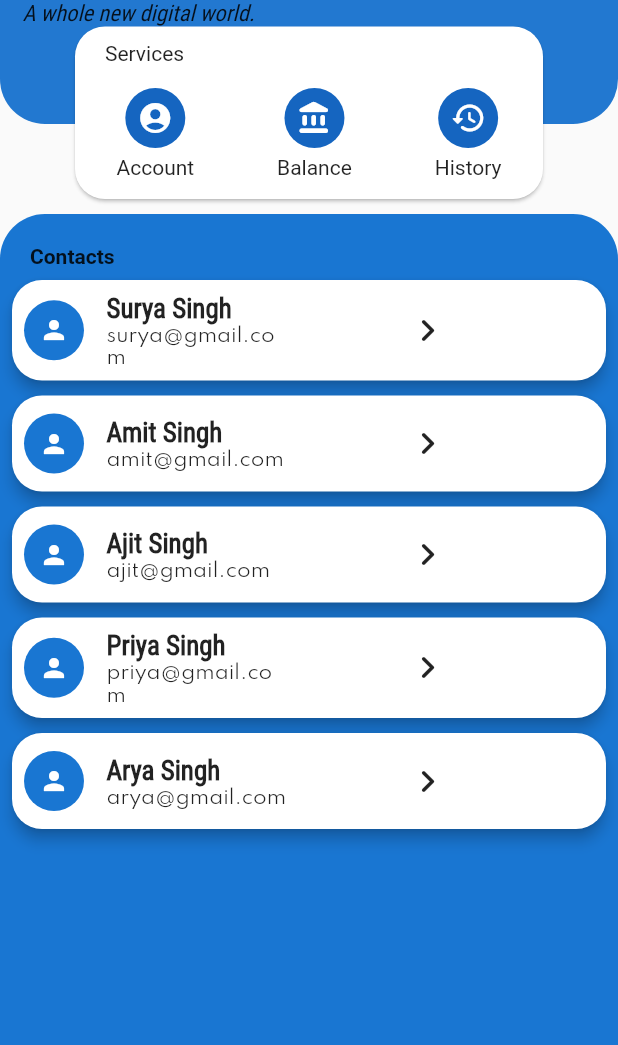
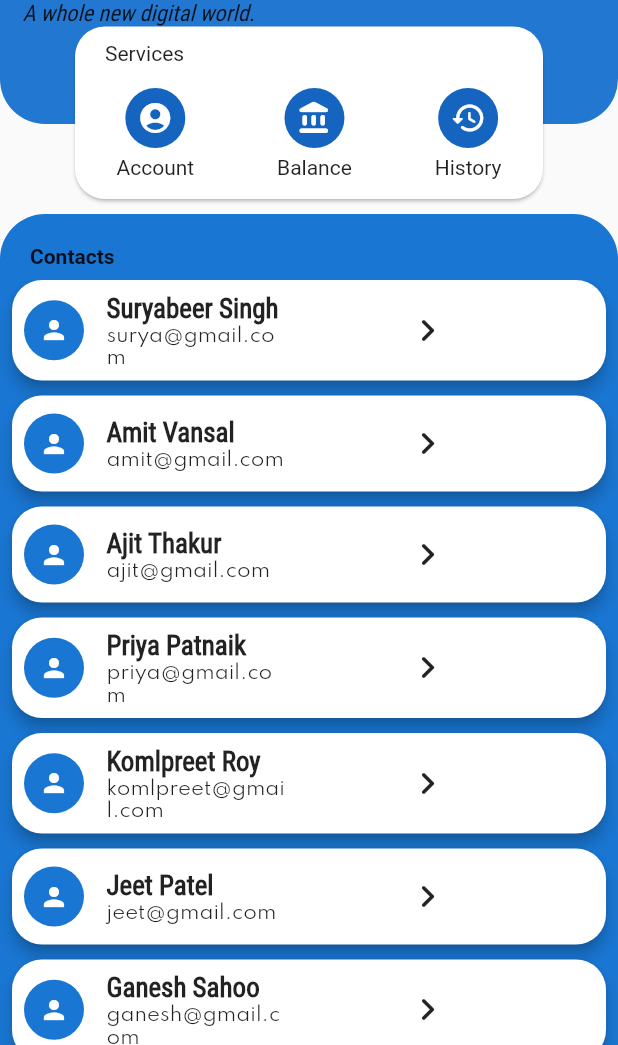
Before and after one commit to suvakanta1808/basic_banking_app, a Flutter app: the screen it shows after launch, on a phone screen of 412 x 824 dp, the part 191-1236 px from its top. Run offline on Flutter 3.47's test engine with Material 2 defaults, Android fonts, the phone set to English and light mode, and no system bars; our stand-ins replace shared_preferences, sqflite; accounts and stored records are empty.

Commit message:
added 10 dummy users

```diff
--- a/lib/data/dummy_data.dart
+++ b/lib/data/dummy_data.dart
@@ -3,29 +3,54 @@ import 'package:bank_app/models/user.dart';
 class DummyData {
   List<User> _userData = [
     User(
-      userName: 'Surya Singh',
+      userName: 'Suryabeer Singh',
       email: 'surya@gmail.com',
       balance: 12475.00,
     ),
     User(
-      userName: 'Amit Singh',
+      userName: 'Amit Vansal',
       email: 'amit@gmail.com',
-      balance: 12475.00,
+      balance: 10360.00,
     ),
     User(
-      userName: 'Ajit Singh',
+      userName: 'Ajit Thakur',
       email: 'ajit@gmail.com',
-      balance: 12475.00,
+      balance: 5670.00,
     ),
     User(
-      userName: 'Priya Singh',
+      userName: 'Priya Patnaik',
       email: 'priya@gmail.com',
-      balance: 12475.00,
+      balance: 22400.00,
     ),
     User(
-      userName: 'Arya Singh',
-      email: 'arya@gmail.com',
-      balance: 12475.00,
+      userName: 'Komlpreet Roy',
+      email: 'komlpreet@gmail.com',
+      balance: 1200.00,
+    ),
+    User(
+      userName: 'Jeet Patel',
+      email: 'jeet@gmail.com',
+      balance: 17840.00,
+    ),
+    User(
+      userName: 'Ganesh Sahoo',
+      email: 'ganesh@gmail.com',
+      balance: 15390.00,
+    ),
+    User(
+      userName: 'Rahul Roy',
+      email: 'rahul@gmail.com',
+      balance: 32000.00,
+    ),
+    User(
+      userName: 'Anil Kumar',
+      email: 'anil@gmail.com',
+      balance: 42000.00,
+    ),
+    User(
+      userName: 'Jagjeet Singh',
+      email: 'jagjeet@gmail.com',
+      balance: 60240.00,
     ),
   ];
 
```
